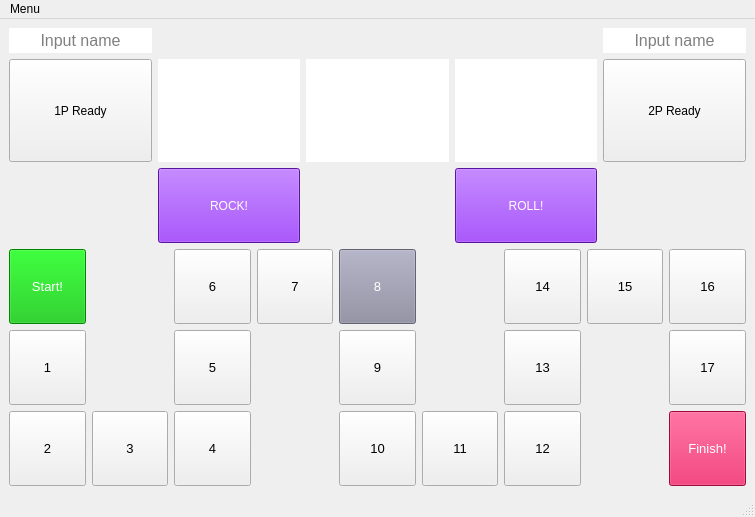
Qt form Game.ui (Vyaseslav/TableGame) before a commit.
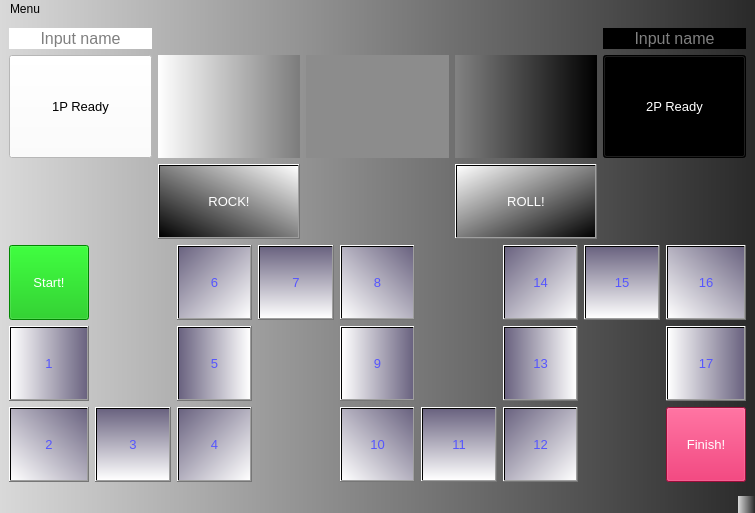
The same form after that commit.

The edit to the form file:
```diff
--- a/Game.ui
+++ b/Game.ui
@@ -7,12 +7,15 @@
     <x>0</x>
     <y>0</y>
     <width>755</width>
-    <height>517</height>
+    <height>513</height>
    </rect>
   </property>
   <property name="windowTitle">
    <string>Rock &amp; Roll Table Game</string>
   </property>
+  <property name="styleSheet">
+   <string notr="true">background-color: qlineargradient(spread:pad, x1:0, y1:1, x2:1, y2:1, stop:0 rgba(217, 217, 217, 255), stop:1 rgba(41, 41, 41, 255));</string>
+  </property>
   <widget class="QWidget" name="centralwidget">
    <layout class="QVBoxLayout" name="verticalLayout">
     <item>
@@ -20,7 +23,7 @@
       <item row="2" column="3">
        <widget class="QPushButton" name="pushButton_21">
         <property name="sizePolicy">
-         <sizepolicy hsizetype="Preferred" vsizetype="Preferred">
+         <sizepolicy hsizetype="Expanding" vsizetype="Expanding">
           <horstretch>0</horstretch>
           <verstretch>0</verstretch>
          </sizepolicy>
@@ -31,9 +34,14 @@
           <height>75</height>
          </size>
         </property>
+        <property name="font">
+         <font>
+          <pointsize>10</pointsize>
+         </font>
+        </property>
         <property name="styleSheet">
          <string notr="true">color: rgb(255, 255, 255);
-background-color: rgb(128, 27, 229);</string>
+background-color: qlineargradient(spread:pad, x1:0, y1:0, x2:1, y2:1, stop:0 rgba(255, 255, 255, 255), stop:1 rgba(0, 0, 0, 255));</string>
         </property>
         <property name="text">
          <string>ROLL!</string>
@@ -48,17 +56,168 @@
           <verstretch>75</verstretch>
          </sizepolicy>
         </property>
+        <property name="palette">
+         <palette>
+          <active>
+           <colorrole role="Button">
+            <brush brushstyle="SolidPattern">
+             <color alpha="255">
+              <red>255</red>
+              <green>255</green>
+              <blue>255</blue>
+             </color>
+            </brush>
+           </colorrole>
+           <colorrole role="Base">
+            <brush brushstyle="SolidPattern">
+             <color alpha="255">
+              <red>255</red>
+              <green>255</green>
+              <blue>255</blue>
+             </color>
+            </brush>
+           </colorrole>
+           <colorrole role="Window">
+            <brush brushstyle="SolidPattern">
+             <color alpha="255">
+              <red>255</red>
+              <green>255</green>
+              <blue>255</blue>
+             </color>
+            </brush>
+           </colorrole>
+           <colorrole role="Highlight">
+            <brush brushstyle="SolidPattern">
+             <color alpha="255">
+              <red>0</red>
+              <green>0</green>
+              <blue>0</blue>
+             </color>
+            </brush>
+           </colorrole>
+           <colorrole role="HighlightedText">
+            <brush brushstyle="SolidPattern">
+             <color alpha="255">
+              <red>255</red>
+              <green>255</green>
+              <blue>255</blue>
+             </color>
+            </brush>
+           </colorrole>
+          </active>
+          <inactive>
+           <colorrole role="Button">
+            <brush brushstyle="SolidPattern">
+             <color alpha="255">
+              <red>255</red>
+              <green>255</green>
+              <blue>255</blue>
+             </color>
+            </brush>
+           </colorrole>
+           <colorrole role="Base">
+            <brush brushstyle="SolidPattern">
+             <color alpha="255">
+              <red>255</red>
+              <green>255</green>
+              <blue>255</blue>
+             </color>
+            </brush>
+           </colorrole>
+           <colorrole role="Window">
+            <brush brushstyle="SolidPattern">
+             <color alpha="255">
+              <red>255</red>
+              <green>255</green>
+              <blue>255</blue>
+             </color>
+            </brush>
+           </colorrole>
+           <colorrole role="Highlight">
+            <brush brushstyle="SolidPattern">
+             <color alpha="255">
+              <red>0</red>
+              <green>0</green>
+              <blue>0</blue>
+             </color>
+            </brush>
+           </colorrole>
+           <colorrole role="HighlightedText">
+            <brush brushstyle="SolidPattern">
+             <color alpha="255">
+              <red>255</red>
+              <green>255</green>
+              <blue>255</blue>
+             </color>
+            </brush>
+           </colorrole>
+          </inactive>
+          <disabled>
+           <colorrole role="Button">
+            <brush brushstyle="SolidPattern">
+             <color alpha="255">
+              <red>255</red>
+              <green>255</green>
+              <blue>255</blue>
+             </color>
+            </brush>
+           </colorrole>
+           <colorrole role="Base">
+            <brush brushstyle="SolidPattern">
+             <color alpha="255">
+              <red>255</red>
+              <green>255</green>
+              <blue>255</blue>
+             </color>
+            </brush>
+           </colorrole>
+           <colorrole role="Window">
+            <brush brushstyle="SolidPattern">
+             <color alpha="255">
+              <red>255</red>
+              <green>255</green>
+              <blue>255</blue>
+             </color>
+            </brush>
+           </colorrole>
+           <colorrole role="Highlight">
+            <brush brushstyle="SolidPattern">
+             <color alpha="255">
+              <red>0</red>
+              <green>120</green>
+              <blue>215</blue>
+             </color>
+            </brush>
+           </colorrole>
+           <colorrole role="HighlightedText">
+            <brush brushstyle="SolidPattern">
+             <color alpha="255">
+              <red>255</red>
+              <green>255</green>
+              <blue>255</blue>
+             </color>
+            </brush>
+           </colorrole>
+          </disabled>
+         </palette>
+        </property>
         <property name="font">
          <font>
           <pointsize>12</pointsize>
          </font>
         </property>
+        <property name="styleSheet">
+         <string notr="true">background-color: rgb(255, 255, 255);</string>
+        </property>
         <property name="text">
          <string/>
         </property>
         <property name="frame">
          <bool>false</bool>
         </property>
+        <property name="echoMode">
+         <enum>QLineEdit::Normal</enum>
+        </property>
         <property name="alignment">
          <set>Qt::AlignCenter</set>
         </property>
@@ -73,7 +232,7 @@
       <item row="2" column="1">
        <widget class="QPushButton" name="pushButton_20">
         <property name="sizePolicy">
-         <sizepolicy hsizetype="Preferred" vsizetype="Preferred">
+         <sizepolicy hsizetype="Expanding" vsizetype="Expanding">
           <horstretch>0</horstretch>
           <verstretch>0</verstretch>
          </sizepolicy>
@@ -84,9 +243,14 @@
           <height>75</height>
          </size>
         </property>
+        <property name="font">
+         <font>
+          <pointsize>10</pointsize>
+         </font>
+        </property>
         <property name="styleSheet">
          <string notr="true">color: rgb(255, 255, 255);
-background-color: rgb(128, 27, 229);</string>
+background-color: qlineargradient(spread:pad, x1:1, y1:0, x2:0, y2:1, stop:0 rgba(255, 255, 255, 255), stop:1 rgba(0, 0, 0, 255));</string>
         </property>
         <property name="text">
          <string>ROCK!</string>
@@ -101,11 +265,268 @@
           <verstretch>75</verstretch>
          </sizepolicy>
         </property>
+        <property name="palette">
+         <palette>
+          <active>
+           <colorrole role="WindowText">
+            <brush brushstyle="SolidPattern">
+             <color alpha="255">
+              <red>255</red>
+              <green>255</green>
+              <blue>255</blue>
+             </color>
+            </brush>
+           </colorrole>
+           <colorrole role="Button">
+            <brush brushstyle="SolidPattern">
+             <color alpha="255">
+              <red>0</red>
+              <green>0</green>
+              <blue>0</blue>
+             </color>
+            </brush>
+           </colorrole>
+           <colorrole role="Text">
+            <brush brushstyle="SolidPattern">
+             <color alpha="255">
+              <red>255</red>
+              <green>255</green>
+              <blue>255</blue>
+             </color>
+            </brush>
+           </colorrole>
+           <colorrole role="ButtonText">
+            <brush brushstyle="SolidPattern">
+             <color alpha="255">
+              <red>255</red>
+              <green>255</green>
+              <blue>255</blue>
+             </color>
+            </brush>
+           </colorrole>
+           <colorrole role="Base">
+            <brush brushstyle="SolidPattern">
+             <color alpha="255">
+              <red>0</red>
+              <green>0</green>
+              <blue>0</blue>
+             </color>
+            </brush>
+           </colorrole>
+           <colorrole role="Window">
+            <brush brushstyle="SolidPattern">
+             <color alpha="255">
+              <red>0</red>
+              <green>0</green>
+              <blue>0</blue>
+             </color>
+            </brush>
+           </colorrole>
+           <colorrole role="Highlight">
+            <brush brushstyle="SolidPattern">
+             <color alpha="255">
+              <red>255</red>
+              <green>255</green>
+              <blue>255</blue>
+             </color>
+            </brush>
+           </colorrole>
+           <colorrole role="HighlightedText">
+            <brush brushstyle="SolidPattern">
+             <color alpha="255">
+              <red>0</red>
+              <green>0</green>
+              <blue>0</blue>
+             </color>
+            </brush>
+           </colorrole>
+           <colorrole role="PlaceholderText">
+            <brush brushstyle="NoBrush">
+             <color alpha="128">
+              <red>255</red>
+              <green>255</green>
+              <blue>255</blue>
+             </color>
+            </brush>
+           </colorrole>
+          </active>
+          <inactive>
+           <colorrole role="WindowText">
+            <brush brushstyle="SolidPattern">
+             <color alpha="255">
+              <red>255</red>
+              <green>255</green>
+              <blue>255</blue>
+             </color>
+            </brush>
+           </colorrole>
+           <colorrole role="Button">
+            <brush brushstyle="SolidPattern">
+             <color alpha="255">
+              <red>0</red>
+              <green>0</green>
+              <blue>0</blue>
+             </color>
+            </brush>
+           </colorrole>
+           <colorrole role="Text">
+            <brush brushstyle="SolidPattern">
+             <color alpha="255">
+              <red>255</red>
+              <green>255</green>
+              <blue>255</blue>
+             </color>
+            </brush>
+           </colorrole>
+           <colorrole role="ButtonText">
+            <brush brushstyle="SolidPattern">
+             <color alpha="255">
+              <red>255</red>
+              <green>255</green>
+              <blue>255</blue>
+             </color>
+            </brush>
+           </colorrole>
+           <colorrole role="Base">
+            <brush brushstyle="SolidPattern">
+             <color alpha="255">
+              <red>0</red>
+              <green>0</green>
+              <blue>0</blue>
+             </color>
+            </brush>
+           </colorrole>
+           <colorrole role="Window">
+            <brush brushstyle="SolidPattern">
+             <color alpha="255">
+              <red>0</red>
+              <green>0</green>
+              <blue>0</blue>
+             </color>
+            </brush>
+           </colorrole>
+           <colorrole role="Highlight">
+            <brush brushstyle="SolidPattern">
+             <color alpha="255">
+              <red>255</red>
+              <green>255</green>
+              <blue>255</blue>
+             </color>
+            </brush>
+           </colorrole>
+           <colorrole role="HighlightedText">
+            <brush brushstyle="SolidPattern">
+             <color alpha="255">
+              <red>0</red>
+              <green>0</green>
+              <blue>0</blue>
+             </color>
+            </brush>
+           </colorrole>
+           <colorrole role="PlaceholderText">
+            <brush brushstyle="NoBrush">
+             <color alpha="128">
+              <red>255</red>
+              <green>255</green>
+              <blue>255</blue>
+             </color>
+            </brush>
+           </colorrole>
+          </inactive>
+          <disabled>
+           <colorrole role="WindowText">
+            <brush brushstyle="SolidPattern">
+             <color alpha="255">
+              <red>255</red>
+              <green>255</green>
+              <blue>255</blue>
+             </color>
+            </brush>
+           </colorrole>
+           <colorrole role="Button">
+            <brush brushstyle="SolidPattern">
+             <color alpha="255">
+              <red>0</red>
+              <green>0</green>
+              <blue>0</blue>
+             </color>
+            </brush>
+           </colorrole>
+           <colorrole role="Text">
+            <brush brushstyle="SolidPattern">
+             <color alpha="255">
+              <red>255</red>
+              <green>255</green>
+              <blue>255</blue>
+             </color>
+            </brush>
+           </colorrole>
+           <colorrole role="ButtonText">
+            <brush brushstyle="SolidPattern">
+             <color alpha="255">
+              <red>255</red>
+              <green>255</green>
+              <blue>255</blue>
+             </color>
+            </brush>
+           </colorrole>
+           <colorrole role="Base">
+            <brush brushstyle="SolidPattern">
+             <color alpha="255">
+              <red>0</red>
+              <green>0</green>
+              <blue>0</blue>
+             </color>
+            </brush>
+           </colorrole>
+           <colorrole role="Window">
+            <brush brushstyle="SolidPattern">
+             <color alpha="255">
+              <red>0</red>
+              <green>0</green>
+              <blue>0</blue>
+             </color>
+            </brush>
+           </colorrole>
+           <colorrole role="Highlight">
+            <brush brushstyle="SolidPattern">
+             <color alpha="255">
+              <red>0</red>
+              <green>120</green>
+              <blue>215</blue>
+             </color>
+            </brush>
+           </colorrole>
+           <colorrole role="HighlightedText">
+            <brush brushstyle="SolidPattern">
+             <color alpha="255">
+              <red>0</red>
+              <green>0</green>
+              <blue>0</blue>
+             </color>
+            </brush>
+           </colorrole>
+           <colorrole role="PlaceholderText">
+            <brush brushstyle="NoBrush">
+             <color alpha="128">
+              <red>255</red>
+              <green>255</green>
+              <blue>255</blue>
+             </color>
+            </brush>
+           </colorrole>
+          </disabled>
+         </palette>
+        </property>
         <property name="font">
          <font>
           <pointsize>12</pointsize>
          </font>
         </property>
+        <property name="styleSheet">
+         <string notr="true">background-color: rgb(0, 0, 0);
+color: rgb(255, 255, 255);</string>
+        </property>
         <property name="text">
          <string/>
         </property>
@@ -131,6 +552,16 @@
           <verstretch>0</verstretch>
          </sizepolicy>
         </property>
+        <property name="font">
+         <font>
+          <pointsize>10</pointsize>
+         </font>
+        </property>
+        <property name="styleSheet">
+         <string notr="true">color: rgb(0, 0, 0);
+background-color: rgb(255, 255, 255);
+</string>
+        </property>
         <property name="text">
          <string>1P Ready</string>
         </property>
@@ -144,6 +575,15 @@
           <verstretch>75</verstretch>
          </sizepolicy>
         </property>
+        <property name="font">
+         <font>
+          <pointsize>10</pointsize>
+         </font>
+        </property>
+        <property name="styleSheet">
+         <string notr="true">color: rgb(255, 255, 255);
+background-color: rgb(0, 0, 0);</string>
+        </property>
         <property name="text">
          <string>2P Ready</string>
         </property>
@@ -168,6 +608,9 @@
           <pointsize>12</pointsize>
          </font>
         </property>
+        <property name="styleSheet">
+         <string notr="true">background-color: qlineargradient(spread:pad, x1:1, y1:0, x2:0, y2:0, stop:0 rgba(124, 124, 124, 255), stop:1 rgba(255, 255, 255, 255));</string>
+        </property>
         <property name="frame">
          <bool>false</bool>
         </property>
@@ -198,6 +641,9 @@
           <pointsize>12</pointsize>
          </font>
         </property>
+        <property name="styleSheet">
+         <string notr="true">background-color: rgb(140, 140, 140);</string>
+        </property>
         <property name="frame">
          <bool>false</bool>
         </property>
@@ -228,6 +674,10 @@
           <pointsize>12</pointsize>
          </font>
         </property>
+        <property name="styleSheet">
+         <string notr="true">background-color: qlineargradient(spread:pad, x1:0, y1:1, x2:1, y2:1, stop:0 rgba(130, 130, 130, 255), stop:1 rgba(0, 0, 0, 255));
+color: rgb(255, 255, 255);</string>
+        </property>
         <property name="frame">
          <bool>false</bool>
         </property>
@@ -246,7 +696,7 @@
       <item row="0" column="7">
        <widget class="QPushButton" name="pushButton_16">
         <property name="sizePolicy">
-         <sizepolicy hsizetype="Preferred" vsizetype="Preferred">
+         <sizepolicy hsizetype="Expanding" vsizetype="Expanding">
           <horstretch>0</horstretch>
           <verstretch>0</verstretch>
          </sizepolicy>
@@ -262,6 +712,13 @@
           <pointsize>10</pointsize>
          </font>
         </property>
+        <property name="autoFillBackground">
+         <bool>false</bool>
+        </property>
+        <property name="styleSheet">
+         <string notr="true">color: rgb(85, 85, 255);
+background-color: qlineargradient(spread:pad, x1:0, y1:0, x2:0, y2:1, stop:0 rgba(106, 99, 128, 255), stop:1 rgba(255, 255, 255, 255));</string>
+        </property>
         <property name="text">
          <string>15</string>
         </property>
@@ -270,7 +727,7 @@
       <item row="0" column="2">
        <widget class="QPushButton" name="pushButton_7">
         <property name="sizePolicy">
-         <sizepolicy hsizetype="Minimum" vsizetype="Minimum">
+         <sizepolicy hsizetype="Expanding" vsizetype="Expanding">
           <horstretch>0</horstretch>
           <verstretch>0</verstretch>
          </sizepolicy>
@@ -286,6 +743,13 @@
           <pointsize>10</pointsize>
          </font>
         </property>
+        <property name="autoFillBackground">
+         <bool>false</bool>
+        </property>
+        <property name="styleSheet">
+         <string notr="true">color: rgb(85, 85, 255);
+background-color: qlineargradient(spread:pad, x1:0, y1:0, x2:1, y2:1, stop:0 rgba(106, 99, 128, 255), stop:1 rgba(255, 255, 255, 255));</string>
+        </property>
         <property name="text">
          <string>6</string>
         </property>
@@ -294,7 +758,7 @@
       <item row="1" column="0">
        <widget class="QPushButton" name="pushButton_2">
         <property name="sizePolicy">
-         <sizepolicy hsizetype="Minimum" vsizetype="Minimum">
+         <sizepolicy hsizetype="Expanding" vsizetype="Expanding">
           <horstretch>0</horstretch>
           <verstretch>0</verstretch>
          </sizepolicy>
@@ -308,8 +772,18 @@
         <property name="font">
          <font>
           <pointsize>10</pointsize>
+          <weight>50</weight>
+          <italic>false</italic>
+          <bold>false</bold>
          </font>
         </property>
+        <property name="autoFillBackground">
+         <bool>false</bool>
+        </property>
+        <property name="styleSheet">
+         <string notr="true">color: rgb(85, 85, 255);
+background-color: qlineargradient(spread:pad, x1:1, y1:1, x2:0, y2:1, stop:0 rgba(106, 99, 128, 255), stop:1 rgba(255, 255, 255, 255));</string>
+        </property>
         <property name="text">
          <string>1</string>
         </property>
@@ -318,7 +792,7 @@
       <item row="2" column="0">
        <widget class="QPushButton" name="pushButton_3">
         <property name="sizePolicy">
-         <sizepolicy hsizetype="Minimum" vsizetype="Minimum">
+         <sizepolicy hsizetype="Expanding" vsizetype="Expanding">
           <horstretch>0</horstretch>
           <verstretch>0</verstretch>
          </sizepolicy>
@@ -334,6 +808,15 @@
           <pointsize>10</pointsize>
          </font>
         </property>
+        <property name="autoFillBackground">
+         <bool>false</bool>
+        </property>
+        <property name="styleSheet">
+         <string notr="true">color: rgb(85, 85, 255);
+background-color: qlineargradient(spread:pad, x1:1, y1:0, x2:0, y2:1, stop:0 rgba(106, 99, 128, 255), stop:1 rgba(255, 255, 255, 255));
+
+</string>
+        </property>
         <property name="text">
          <string>2</string>
         </property>
@@ -342,7 +825,7 @@
       <item row="1" column="2">
        <widget class="QPushButton" name="pushButton_6">
         <property name="sizePolicy">
-         <sizepolicy hsizetype="Minimum" vsizetype="Minimum">
+         <sizepolicy hsizetype="Expanding" vsizetype="Expanding">
           <horstretch>0</horstretch>
           <verstretch>0</verstretch>
          </sizepolicy>
@@ -358,6 +841,13 @@
           <pointsize>10</pointsize>
          </font>
         </property>
+        <property name="autoFillBackground">
+         <bool>false</bool>
+        </property>
+        <property name="styleSheet">
+         <string notr="true">color: rgb(85, 85, 255);
+background-color: qlineargradient(spread:pad, x1:0, y1:0, x2:1, y2:0, stop:0 rgba(106, 99, 128, 255), stop:1 rgba(255, 255, 255, 255));</string>
+        </property>
         <property name="text">
          <string>5</string>
         </property>
@@ -366,7 +856,7 @@
       <item row="0" column="0">
        <widget class="QPushButton" name="pushButton">
         <property name="sizePolicy">
-         <sizepolicy hsizetype="Minimum" vsizetype="Minimum">
+         <sizepolicy hsizetype="Expanding" vsizetype="Expanding">
           <horstretch>0</horstretch>
           <verstretch>0</verstretch>
          </sizepolicy>
@@ -382,6 +872,9 @@
           <pointsize>10</pointsize>
          </font>
         </property>
+        <property name="autoFillBackground">
+         <bool>false</bool>
+        </property>
         <property name="styleSheet">
          <string notr="true">color: rgb(255, 255, 255);
 background-color: rgb(0, 188, 0);</string>
@@ -394,7 +887,7 @@
       <item row="1" column="4">
        <widget class="QPushButton" name="pushButton_10">
         <property name="sizePolicy">
-         <sizepolicy hsizetype="Minimum" vsizetype="Minimum">
+         <sizepolicy hsizetype="Expanding" vsizetype="Expanding">
           <horstretch>0</horstretch>
           <verstretch>0</verstretch>
          </sizepolicy>
@@ -410,6 +903,13 @@
           <pointsize>10</pointsize>
          </font>
         </property>
+        <property name="autoFillBackground">
+         <bool>false</bool>
+        </property>
+        <property name="styleSheet">
+         <string notr="true">color: rgb(85, 85, 255);
+background-color: qlineargradient(spread:pad, x1:1, y1:1, x2:0, y2:1, stop:0 rgba(106, 99, 128, 255), stop:1 rgba(255, 255, 255, 255));</string>
+        </property>
         <property name="text">
          <string>9</string>
         </property>
@@ -418,7 +918,7 @@
       <item row="2" column="6">
        <widget class="QPushButton" name="pushButton_13">
         <property name="sizePolicy">
-         <sizepolicy hsizetype="Preferred" vsizetype="Preferred">
+         <sizepolicy hsizetype="Expanding" vsizetype="Expanding">
           <horstretch>0</horstretch>
           <verstretch>0</verstretch>
          </sizepolicy>
@@ -434,6 +934,13 @@
           <pointsize>10</pointsize>
          </font>
         </property>
+        <property name="autoFillBackground">
+         <bool>false</bool>
+        </property>
+        <property name="styleSheet">
+         <string notr="true">color: rgb(85, 85, 255);
+background-color: qlineargradient(spread:pad, x1:0, y1:0, x2:1, y2:1, stop:0 rgba(106, 99, 128, 255), stop:1 rgba(255, 255, 255, 255));</string>
+        </property>
         <property name="text">
          <string>12</string>
         </property>
@@ -442,7 +949,7 @@
       <item row="0" column="6">
        <widget class="QPushButton" name="pushButton_15">
         <property name="sizePolicy">
-         <sizepolicy hsizetype="Preferred" vsizetype="Preferred">
+         <sizepolicy hsizetype="Expanding" vsizetype="Expanding">
           <horstretch>0</horstretch>
           <verstretch>0</verstretch>
          </sizepolicy>
@@ -458,6 +965,14 @@
           <pointsize>10</pointsize>
          </font>
         </property>
+        <property name="autoFillBackground">
+         <bool>false</bool>
+        </property>
+        <property name="styleSheet">
+         <string notr="true">color: rgb(85, 85, 255);
+background-color: qlineargradient(spread:pad, x1:0, y1:0, x2:1, y2:1, stop:0 rgba(106, 99, 128, 255), stop:1 rgba(255, 255, 255, 255));
+</string>
+        </property>
         <property name="text">
          <string>14</string>
         </property>
@@ -466,7 +981,7 @@
       <item row="2" column="2">
        <widget class="QPushButton" name="pushButton_5">
         <property name="sizePolicy">
-         <sizepolicy hsizetype="Minimum" vsizetype="Minimum">
+         <sizepolicy hsizetype="Expanding" vsizetype="Expanding">
           <horstretch>0</horstretch>
           <verstretch>0</verstretch>
          </sizepolicy>
@@ -482,6 +997,13 @@
           <pointsize>10</pointsize>
          </font>
         </property>
+        <property name="autoFillBackground">
+         <bool>false</bool>
+        </property>
+        <property name="styleSheet">
+         <string notr="true">color: rgb(85, 85, 255);
+background-color: qlineargradient(spread:pad, x1:0, y1:0, x2:1, y2:1, stop:0 rgba(106, 99, 128, 255), stop:1 rgba(255, 255, 255, 255));</string>
+        </property>
         <property name="text">
          <string>4</string>
         </property>
@@ -490,7 +1012,7 @@
       <item row="0" column="4">
        <widget class="QPushButton" name="pushButton_9">
         <property name="sizePolicy">
-         <sizepolicy hsizetype="Minimum" vsizetype="Minimum">
+         <sizepolicy hsizetype="Expanding" vsizetype="Expanding">
           <horstretch>0</horstretch>
           <verstretch>0</verstretch>
          </sizepolicy>
@@ -506,9 +1028,13 @@
           <pointsize>10</pointsize>
          </font>
         </property>
+        <property name="autoFillBackground">
+         <bool>false</bool>
+        </property>
         <property name="styleSheet">
-         <string notr="true">color: rgb(255, 255, 255);
-background-color: rgb(139, 138, 159);</string>
+         <string notr="true">color: rgb(85, 85, 255);
+background-color: qlineargradient(spread:pad, x1:1, y1:0, x2:0, y2:1, stop:0 rgba(106, 99, 128, 255), stop:1 rgba(255, 255, 255, 255));
+</string>
         </property>
         <property name="text">
          <string>8</string>
@@ -518,7 +1044,7 @@
       <item row="2" column="1">
        <widget class="QPushButton" name="pushButton_4">
         <property name="sizePolicy">
-         <sizepolicy hsizetype="Minimum" vsizetype="Minimum">
+         <sizepolicy hsizetype="Expanding" vsizetype="Expanding">
           <horstretch>0</horstretch>
           <verstretch>0</verstretch>
          </sizepolicy>
@@ -534,6 +1060,13 @@
           <pointsize>10</pointsize>
          </font>
         </property>
+        <property name="autoFillBackground">
+         <bool>false</bool>
+        </property>
+        <property name="styleSheet">
+         <string notr="true">color: rgb(85, 85, 255);
+background-color: qlineargradient(spread:pad, x1:1, y1:0, x2:1, y2:1, stop:0 rgba(106, 99, 128, 255), stop:1 rgba(255, 255, 255, 255));</string>
+        </property>
         <property name="text">
          <string>3</string>
         </property>
@@ -542,7 +1075,7 @@
       <item row="0" column="3">
        <widget class="QPushButton" name="pushButton_8">
         <property name="sizePolicy">
-         <sizepolicy hsizetype="Minimum" vsizetype="Minimum">
+         <sizepolicy hsizetype="Expanding" vsizetype="Expanding">
           <horstretch>0</horstretch>
           <verstretch>0</verstretch>
          </sizepolicy>
@@ -558,6 +1091,13 @@
           <pointsize>10</pointsize>
          </font>
         </property>
+        <property name="autoFillBackground">
+         <bool>false</bool>
+        </property>
+        <property name="styleSheet">
+         <string notr="true">color: rgb(85, 85, 255);
+background-color: qlineargradient(spread:pad, x1:0, y1:0, x2:0, y2:1, stop:0 rgba(106, 99, 128, 255), stop:1 rgba(255, 255, 255, 255));</string>
+        </property>
         <property name="text">
          <string>7</string>
         </property>
@@ -566,7 +1106,7 @@
       <item row="1" column="6">
        <widget class="QPushButton" name="pushButton_14">
         <property name="sizePolicy">
-         <sizepolicy hsizetype="Preferred" vsizetype="Preferred">
+         <sizepolicy hsizetype="Expanding" vsizetype="Expanding">
           <horstretch>0</horstretch>
           <verstretch>0</verstretch>
          </sizepolicy>
@@ -582,6 +1122,14 @@
           <pointsize>10</pointsize>
          </font>
         </property>
+        <property name="autoFillBackground">
+         <bool>false</bool>
+        </property>
+        <property name="styleSheet">
+         <string notr="true">color: rgb(85, 85, 255);
+background-color: qlineargradient(spread:pad, x1:0, y1:1, x2:1, y2:1, stop:0 rgba(106, 99, 128, 255), stop:1 rgba(255, 255, 255, 255));
+</string>
+        </property>
         <property name="text">
          <string>13</string>
         </property>
@@ -590,7 +1138,7 @@
       <item row="2" column="4">
        <widget class="QPushButton" name="pushButton_11">
         <property name="sizePolicy">
-         <sizepolicy hsizetype="Minimum" vsizetype="Minimum">
+         <sizepolicy hsizetype="Expanding" vsizetype="Expanding">
           <horstretch>0</horstretch>
           <verstretch>0</verstretch>
          </sizepolicy>
@@ -606,6 +1154,13 @@
           <pointsize>10</pointsize>
          </font>
         </property>
+        <property name="autoFillBackground">
+         <bool>false</bool>
+        </property>
+        <property name="styleSheet">
+         <string notr="true">color: rgb(85, 85, 255);
+background-color: qlineargradient(spread:pad, x1:1, y1:0, x2:0, y2:1, stop:0 rgba(106, 99, 128, 255), stop:1 rgba(255, 255, 255, 255));</string>
+        </property>
         <property name="text">
          <string>10</string>
         </property>
@@ -614,7 +1169,7 @@
       <item row="2" column="5">
        <widget class="QPushButton" name="pushButton_12">
         <property name="sizePolicy">
-         <sizepolicy hsizetype="Preferred" vsizetype="Preferred">
+         <sizepolicy hsizetype="Expanding" vsizetype="Expanding">
           <horstretch>0</horstretch>
           <verstretch>0</verstretch>
          </sizepolicy>
@@ -630,6 +1185,13 @@
           <pointsize>10</pointsize>
          </font>
         </property>
+        <property name="autoFillBackground">
+         <bool>false</bool>
+        </property>
+        <property name="styleSheet">
+         <string notr="true">color: rgb(85, 85, 255);
+background-color: qlineargradient(spread:pad, x1:0, y1:0, x2:0, y2:1, stop:0 rgba(106, 99, 128, 255), stop:1 rgba(255, 255, 255, 255));</string>
+        </property>
         <property name="text">
          <string>11</string>
         </property>
@@ -638,7 +1200,7 @@
       <item row="0" column="8">
        <widget class="QPushButton" name="pushButton_17">
         <property name="sizePolicy">
-         <sizepolicy hsizetype="Preferred" vsizetype="Preferred">
+         <sizepolicy hsizetype="Expanding" vsizetype="Expanding">
           <horstretch>0</horstretch>
           <verstretch>0</verstretch>
          </sizepolicy>
@@ -654,6 +1216,14 @@
           <pointsize>10</pointsize>
          </font>
         </property>
+        <property name="autoFillBackground">
+         <bool>false</bool>
+        </property>
+        <property name="styleSheet">
+         <string notr="true">color: rgb(85, 85, 255);
+background-color: qlineargradient(spread:pad, x1:1, y1:0, x2:0, y2:1, stop:0 rgba(106, 99, 128, 255), stop:1 rgba(255, 255, 255, 255));
+</string>
+        </property>
         <property name="text">
          <string>16</string>
         </property>
@@ -662,7 +1232,7 @@
       <item row="1" column="8">
        <widget class="QPushButton" name="pushButton_18">
         <property name="sizePolicy">
-         <sizepolicy hsizetype="Preferred" vsizetype="Preferred">
+         <sizepolicy hsizetype="Expanding" vsizetype="Expanding">
           <horstretch>0</horstretch>
           <verstretch>0</verstretch>
          </sizepolicy>
@@ -678,6 +1248,13 @@
           <pointsize>10</pointsize>
          </font>
         </property>
+        <property name="autoFillBackground">
+         <bool>false</bool>
+        </property>
+        <property name="styleSheet">
+         <string notr="true">color: rgb(85, 85, 255);
+background-color: qlineargradient(spread:pad, x1:1, y1:1, x2:0, y2:1, stop:0 rgba(106, 99, 128, 255), stop:1 rgba(255, 255, 255, 255));</string>
+        </property>
         <property name="text">
          <string>17</string>
         </property>
@@ -686,7 +1263,7 @@
       <item row="2" column="8">
        <widget class="QPushButton" name="pushButton_19">
         <property name="sizePolicy">
-         <sizepolicy hsizetype="Preferred" vsizetype="Preferred">
+         <sizepolicy hsizetype="Expanding" vsizetype="Expanding">
           <horstretch>0</horstretch>
           <verstretch>0</verstretch>
          </sizepolicy>
@@ -702,6 +1279,9 @@
           <pointsize>10</pointsize>
          </font>
         </property>
+        <property name="autoFillBackground">
+         <bool>false</bool>
+        </property>
         <property name="styleSheet">
          <string notr="true">color: rgb(255, 255, 255);
 background-color: rgb(217, 16, 80);</string>
```
Left out of the diff: 63 changed lines with no effect on the pictures.
